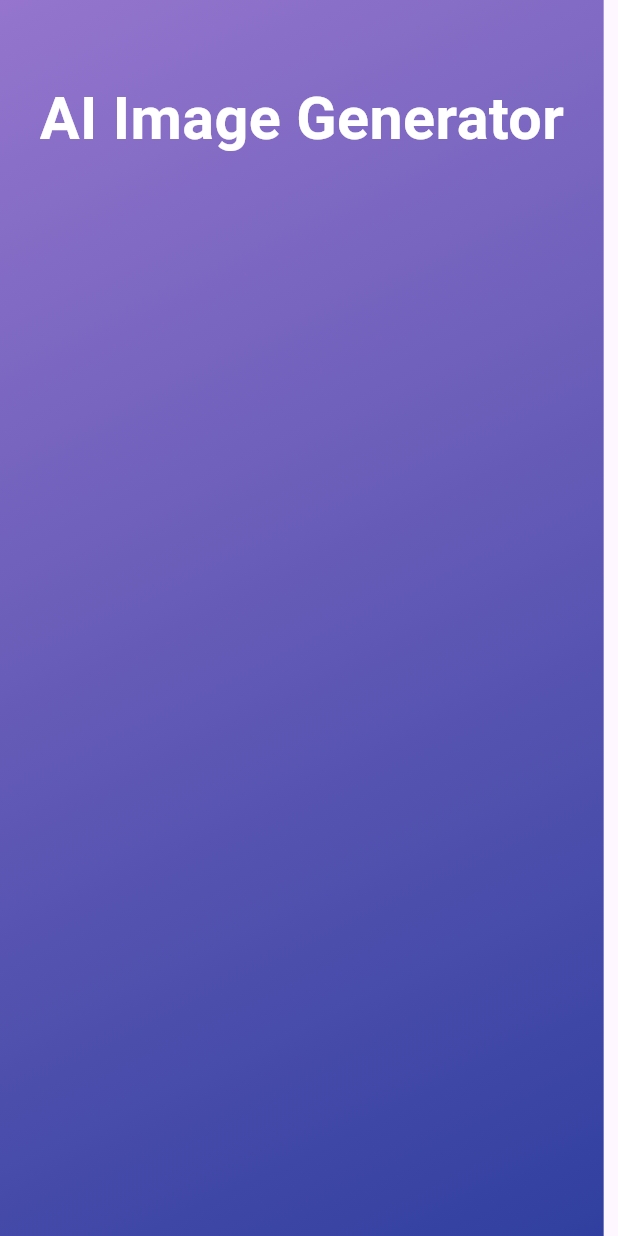
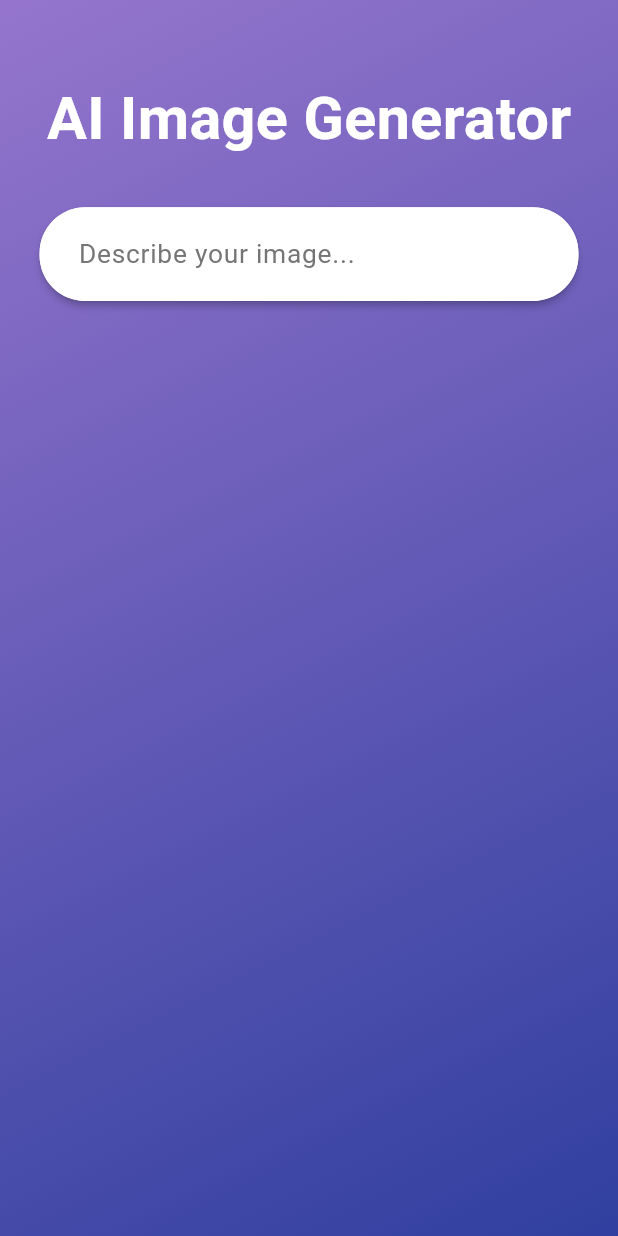
Before and after one commit to abanobgamil/AI_Image_Generator, a Flutter app: the screen it shows after launch, on a phone screen of 412 x 824 dp. Run offline on Flutter 3.47's test engine with Material 3 defaults, Android fonts, the phone set to English and light mode, and no system bars; our stand-ins replace flutter_screenutil.

Commit message:
Create InputField widget and integrate it into AiTextToImageGenerator screen

```diff
--- a/lib/presentation/screen/ai_text_to_image_generator.dart
+++ b/lib/presentation/screen/ai_text_to_image_generator.dart
@@ -1,3 +1,4 @@
+import 'package:ai_image_generator/presentation/widgets/input_field.dart';
 import 'package:flutter/material.dart';
 import 'package:flutter_screenutil/flutter_screenutil.dart';
 
@@ -31,6 +32,8 @@ class AiTextToImageGenerator extends StatelessWidget {
                     ),
                   ),
                 ),
+                SizedBox(height: 30.h),
+                 const InputField(),
               ],
             ),
           ),
--- /dev/null
+++ b/lib/presentation/widgets/input_field.dart
@@ -0,0 +1,29 @@
+import 'package:flutter/material.dart';
+import 'package:flutter_screenutil/flutter_screenutil.dart';
+
+class InputField extends StatelessWidget {
+  const InputField({super.key});
+
+  @override
+  Widget build(BuildContext context) {
+    return Material(
+      elevation: 2,
+      borderRadius: BorderRadius.circular(30.r),
+      child: TextField(
+        style: TextStyle(color: Colors.black87, fontSize: 16.sp),
+        decoration: InputDecoration(
+          hintText: 'Describe your image...',
+          hintStyle: TextStyle(color: Colors.grey[600], fontSize: 16.sp),
+          contentPadding:
+          EdgeInsets.symmetric(horizontal: 20.w, vertical: 18.h),
+          border: OutlineInputBorder(
+            borderRadius: BorderRadius.circular(30.r),
+            borderSide: BorderSide.none,
+          ),
+          fillColor: Colors.white,
+          filled: true,
+        ),
+      ),
+    );
+  }
+}
```
